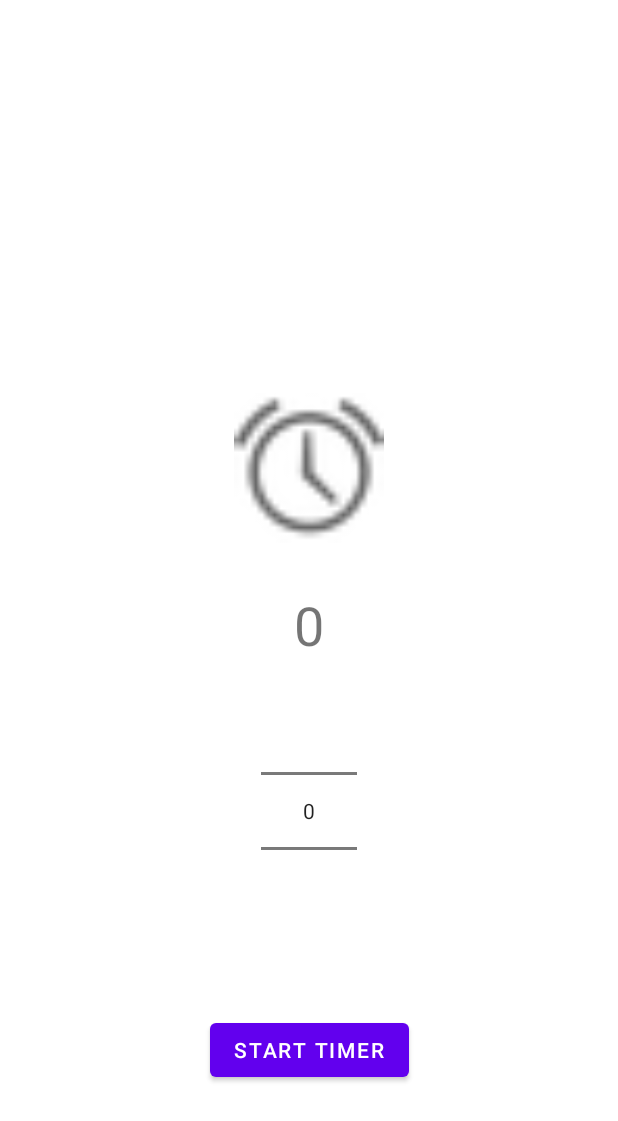
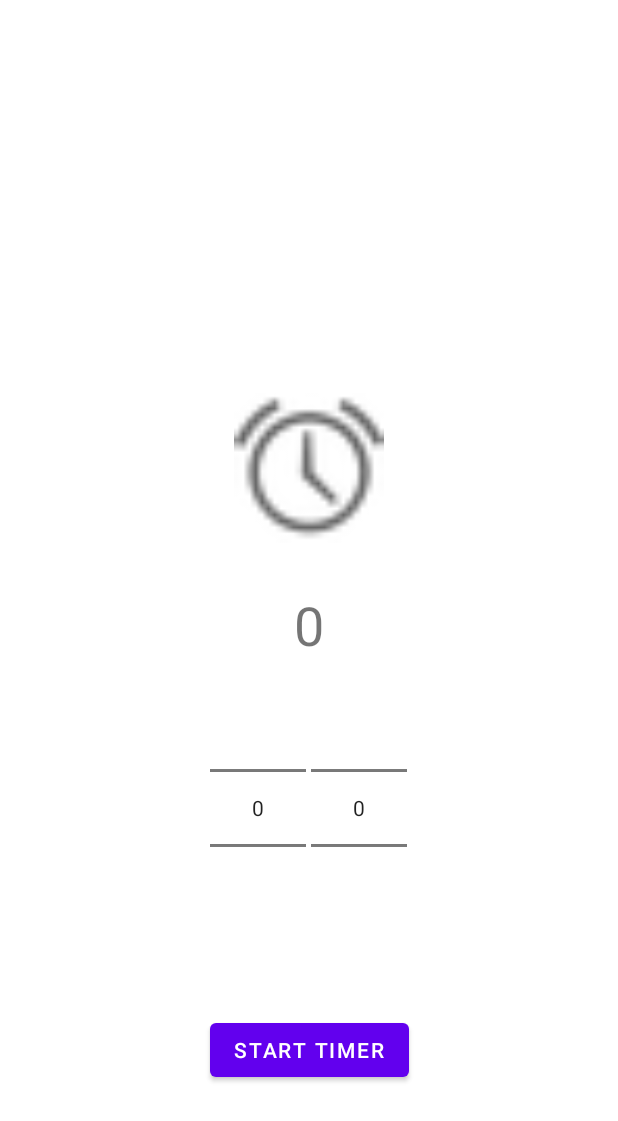
Before and after one commit to SzilvasiPeter/PomoTODOro, an Android app: the layout timer_activity.xml on its own in the app's theme, with its tools: preview values and no code run, on a phone screen of 412 x 824 dp. Shown: the top 1121 px of the screen. Run offline under Robolectric (Android 15) with nearby library versions, the phone set to English and light mode, and no system bars.

Commit message:
Timer with minutes and seconds number picker

```diff
--- a/ToDo/app/src/main/res/layout/timer_activity.xml
+++ b/ToDo/app/src/main/res/layout/timer_activity.xml
@@ -44,13 +44,25 @@
         android:focusable="true" />
 
     <NumberPicker
-        android:id="@+id/timer_numberPicker"
+        android:id="@+id/timerSeconds_numberPicker"
         android:layout_width="wrap_content"
         android:layout_height="wrap_content"
-        android:layout_marginTop="10dp"
+        android:layout_marginTop="8dp"
+        android:visibility="visible"
         app:layout_constraintEnd_toEndOf="parent"
+        app:layout_constraintHorizontal_bias="0.596"
         app:layout_constraintStart_toStartOf="parent"
-        app:layout_constraintTop_toBottomOf="@+id/timer_textView"
-        android:visibility="visible"/>
+        app:layout_constraintTop_toBottomOf="@+id/timer_textView" />
+
+    <NumberPicker
+        android:id="@+id/timerMinutes_numberPicker"
+        android:layout_width="wrap_content"
+        android:layout_height="wrap_content"
+        android:layout_marginTop="8dp"
+        android:visibility="visible"
+        app:layout_constraintEnd_toEndOf="parent"
+        app:layout_constraintHorizontal_bias="0.403"
+        app:layout_constraintStart_toStartOf="parent"
+        app:layout_constraintTop_toBottomOf="@+id/timer_textView" />
 
 </androidx.constraintlayout.widget.ConstraintLayout>
```
Also changed, not shown: ToDo/app/src/main/java/com/example/todo/activities/TimerActivity.java (+28 -12 lines).
